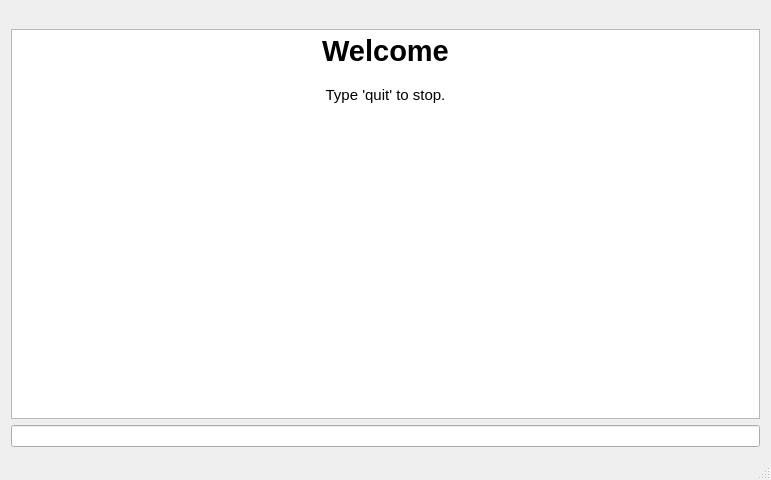
Old version of the form mainwindow.ui in the repository jonbobbly/text-adventure.
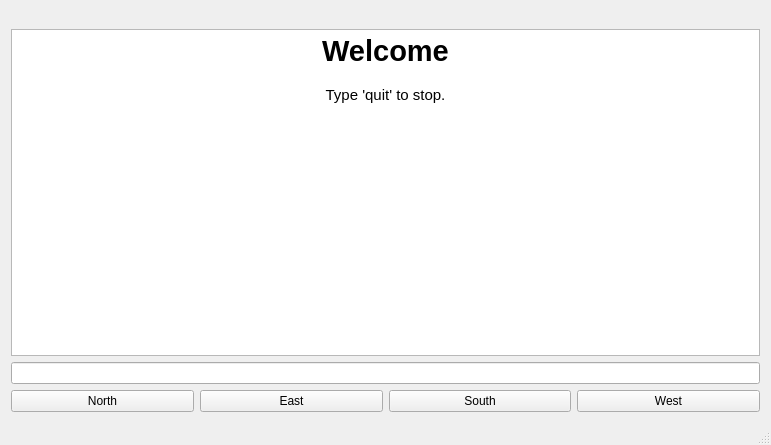
New version of the form.

Commit message: Began moving to button controls

The edit to the form file:
```diff
--- a/mainwindow.ui
+++ b/mainwindow.ui
@@ -7,7 +7,7 @@
     <x>0</x>
     <y>0</y>
     <width>771</width>
-    <height>480</height>
+    <height>445</height>
    </rect>
   </property>
   <property name="windowTitle">
@@ -65,6 +65,41 @@
         <item>
          <widget class="QLineEdit" name="worldInput"/>
         </item>
+        <item>
+         <layout class="QHBoxLayout" name="horizontalLayout_2">
+          <property name="sizeConstraint">
+           <enum>QLayout::SetDefaultConstraint</enum>
+          </property>
+          <item>
+           <widget class="QPushButton" name="btnNorth">
+            <property name="text">
+             <string>North</string>
+            </property>
+           </widget>
+          </item>
+          <item>
+           <widget class="QPushButton" name="btnEast">
+            <property name="text">
+             <string>East</string>
+            </property>
+           </widget>
+          </item>
+          <item>
+           <widget class="QPushButton" name="btnSouth">
+            <property name="text">
+             <string>South</string>
+            </property>
+           </widget>
+          </item>
+          <item>
+           <widget class="QPushButton" name="btnWest">
+            <property name="text">
+             <string>West</string>
+            </property>
+           </widget>
+          </item>
+         </layout>
+        </item>
        </layout>
       </widget>
       <widget class="QWidget" name="pageInventory">
```
The commit also changes 2 other files.
